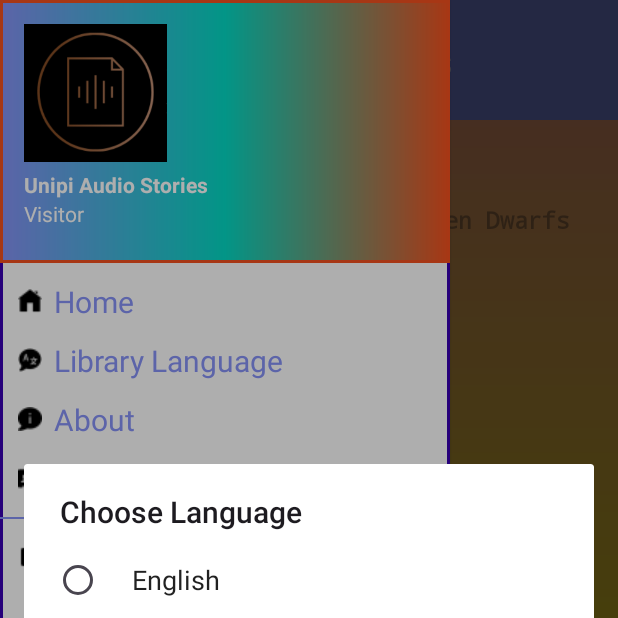
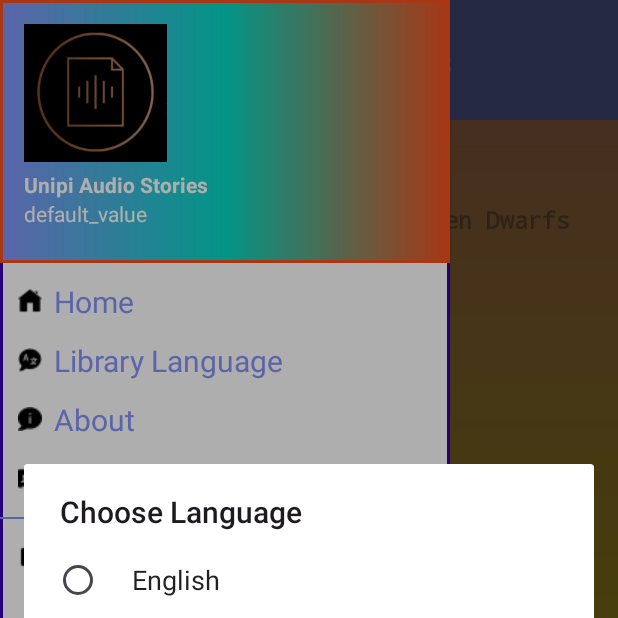
Before and after one commit to GiorgosSimos/AudioStoriesProject, an Android app: the LibraryActivity screen opened directly, with no data from a screen before it, with the side drawer open, on a phone screen of 412 x 824 dp, the top half of it. Run offline under Robolectric (Android 15) with nearby library versions, the phone set to English and light mode, and no system bars; our stand-ins replace Firebase (no records; nobody signed in at launch, a user with empty details on screens opened directly).

Commit message:
- Implementation of SharedPreferences

```diff
--- a/app/src/main/java/com/unipi/mobile_dev/audiostoriesproject/LibraryActivity.java
+++ b/app/src/main/java/com/unipi/mobile_dev/audiostoriesproject/LibraryActivity.java
@@ -56,7 +56,7 @@ public class LibraryActivity extends AppCompatActivity {
         contact = findViewById(R.id.contact);
         login_logout = findViewById(R.id.login_logout);
         login_logout_text = findViewById(R.id.login_logout_text);
-        String userType = sharedPreferences.getString("UserType", "Visitor");
+        String userType = sharedPreferences.getString("UserType", "default_value");
         if (userType.equals("Visitor")){
             login_logout_text.setText("Sign In / Sign Up");
         } else {
--- a/app/src/main/java/com/unipi/mobile_dev/audiostoriesproject/MediaPlayerActivity.java
+++ b/app/src/main/java/com/unipi/mobile_dev/audiostoriesproject/MediaPlayerActivity.java
@@ -63,7 +63,7 @@ public class MediaPlayerActivity extends AppCompatActivity {
         storageReference = FirebaseStorage.getInstance().getReference();
         database = FirebaseDatabase.getInstance();
 
-        String userType = sharedPreferences.getString("UserType", "Visitor");
+        String userType = sharedPreferences.getString("UserType", "default_value");
 
         bottomNavigationView = findViewById(R.id.bottomNavigationView);
         bottomNavigationView.setSelectedItemId(R.id.music_player);
--- a/app/src/main/java/com/unipi/mobile_dev/audiostoriesproject/WelcomeActivity.java
+++ b/app/src/main/java/com/unipi/mobile_dev/audiostoriesproject/WelcomeActivity.java
@@ -32,7 +32,6 @@ public class WelcomeActivity extends AppCompatActivity {
         super.onCreate(savedInstanceState);
         setContentView(R.layout.activity_welcome);
         sharedPreferences = getSharedPreferences("com.unipi.mobile_dev.audiostoriesproject", MODE_PRIVATE);
-        sharedPreferences.getString("userType","Visitor");
         email = findViewById(R.id.editTextEmailAddress);
         password = findViewById(R.id.editTextPassword);
         mAuth = FirebaseAuth.getInstance();
@@ -71,6 +70,9 @@ public class WelcomeActivity extends AppCompatActivity {
     }
 
     public void visitor(View view) {
+        SharedPreferences.Editor prefsEditor = sharedPreferences.edit();
+        prefsEditor.putString("UserType", "Visitor");
+        prefsEditor.apply();
         Intent intent = new Intent(this, LibraryActivity.class);
         startActivity(intent);
     }
```
